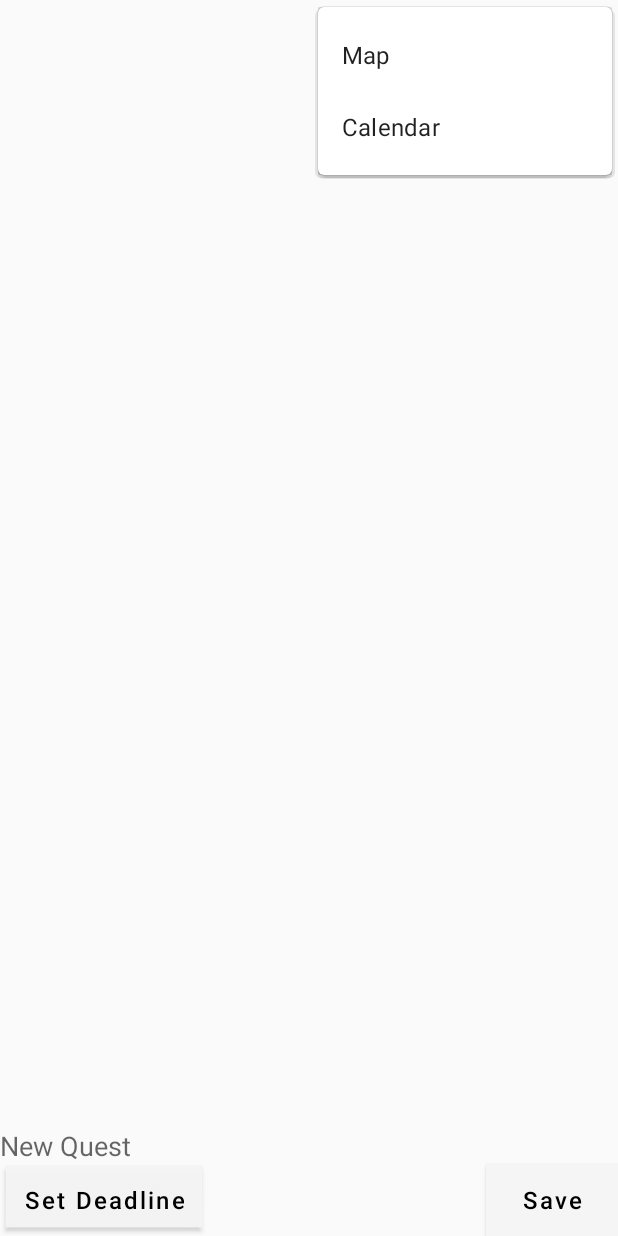
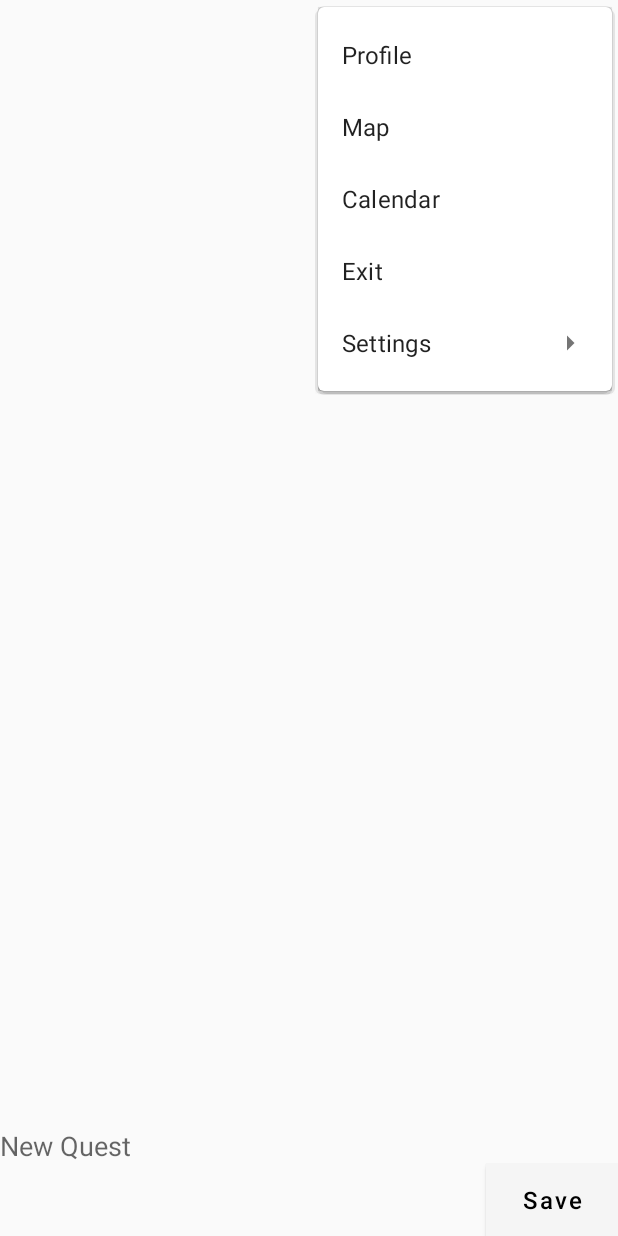
Before and after one commit to MarkYuriPG/QuestListApp, an Android app: the fragment AddNewTask placed in its activity, with the options menu open, on a phone screen of 412 x 824 dp. Run offline under Robolectric (Android 15) with nearby library versions, the light colour scheme and no system bars.

Commit message:
Implement profile and add more menu items

```diff
--- a/app/src/main/java/com/example/questlistapp/Model/ToDoModel.java
+++ b/app/src/main/java/com/example/questlistapp/Model/ToDoModel.java
@@ -8,7 +8,7 @@ import java.util.Locale;
 public class ToDoModel {
 
     private int id, status;
-    private String todo;
+    private String title, todo;
 
     private Date deadline;
 
--- /dev/null
+++ b/app/src/main/res/drawable/baseline_person_24.xml
@@ -0,0 +1,5 @@
+<vector android:height="500dp" android:tint="#000000"
+    android:viewportHeight="24" android:viewportWidth="24"
+    android:width="500dp" xmlns:android="http://schemas.android.com/apk/res/android">
+    <path android:fillColor="@android:color/white" android:pathData="M12,12c2.21,0 4,-1.79 4,-4s-1.79,-4 -4,-4 -4,1.79 -4,4 1.79,4 4,4zM12,14c-2.67,0 -8,1.34 -8,4v2h16v-2c0,-2.66 -5.33,-4 -8,-4z"/>
+</vector>
--- /dev/null
+++ b/app/src/main/res/drawable/ic_settings.xml
@@ -0,0 +1,5 @@
+<vector android:height="24dp" android:tint="#000000"
+    android:viewportHeight="24" android:viewportWidth="24"
+    android:width="24dp" xmlns:android="http://schemas.android.com/apk/res/android">
+    <path android:fillColor="@android:color/white" android:pathData="M19.14,12.94c0.04,-0.3 0.06,-0.61 0.06,-0.94c0,-0.32 -0.02,-0.64 -0.07,-0.94l2.03,-1.58c0.18,-0.14 0.23,-0.41 0.12,-0.61l-1.92,-3.32c-0.12,-0.22 -0.37,-0.29 -0.59,-0.22l-2.39,0.96c-0.5,-0.38 -1.03,-0.7 -1.62,-0.94L14.4,2.81c-0.04,-0.24 -0.24,-0.41 -0.48,-0.41h-3.84c-0.24,0 -0.43,0.17 -0.47,0.41L9.25,5.35C8.66,5.59 8.12,5.92 7.63,6.29L5.24,5.33c-0.22,-0.08 -0.47,0 -0.59,0.22L2.74,8.87C2.62,9.08 2.66,9.34 2.86,9.48l2.03,1.58C4.84,11.36 4.8,11.69 4.8,12s0.02,0.64 0.07,0.94l-2.03,1.58c-0.18,0.14 -0.23,0.41 -0.12,0.61l1.92,3.32c0.12,0.22 0.37,0.29 0.59,0.22l2.39,-0.96c0.5,0.38 1.03,0.7 1.62,0.94l0.36,2.54c0.05,0.24 0.24,0.41 0.48,0.41h3.84c0.24,0 0.44,-0.17 0.47,-0.41l0.36,-2.54c0.59,-0.24 1.13,-0.56 1.62,-0.94l2.39,0.96c0.22,0.08 0.47,0 0.59,-0.22l1.92,-3.32c0.12,-0.22 0.07,-0.47 -0.12,-0.61L19.14,12.94zM12,15.6c-1.98,0 -3.6,-1.62 -3.6,-3.6s1.62,-3.6 3.6,-3.6s3.6,1.62 3.6,3.6S13.98,15.6 12,15.6z"/>
+</vector>
--- a/app/src/main/res/layout/new_todo.xml
+++ b/app/src/main/res/layout/new_todo.xml
@@ -2,7 +2,7 @@
     xmlns:android="http://schemas.android.com/apk/res/android"
     xmlns:tools="http://schemas.android.com/tools"
     android:layout_width="match_parent"
-    android:layout_height="wrap_content"
+    android:layout_height="match_parent"
     android:backgroundTint="@color/pastel_yellow"
     >
 
@@ -28,16 +28,5 @@
         android:textColor="@android:color/black"
         />
 
-    <Button
-        android:id="@+id/newQuestDeadlineButton"
-        android:layout_width="wrap_content"
-        android:layout_height="wrap_content"
-        android:layout_gravity="center_horizontal"
-        android:layout_below="@+id/newQuestText"
-        android:background="@android:drawable/btn_default"
-        android:text="Set Deadline"
-        android:textAllCaps="false"
-        android:textColor="@color/black"
-        android:textSize="16sp" />
 
 </RelativeLayout>
--- a/app/src/main/res/menu/menu.xml
+++ b/app/src/main/res/menu/menu.xml
@@ -1,5 +1,9 @@
 <?xml version="1.0" encoding="utf-8"?>
 <menu xmlns:android="http://schemas.android.com/apk/res/android">
+
+    <item
+        android:id="@+id/Profile"
+        android:title="Profile" />
 
     <item
         android:id="@+id/MapItem"
@@ -8,4 +12,28 @@
     <item
         android:id="@+id/CalendarItem"
         android:title="Calendar" />
+
+    <item
+        android:id="@+id/Settings"
+        android:title="Settings"
+        android:icon="@drawable/ic_settings"
+        android:orderInCategory="100"
+        >
+
+        <menu>
+            <item
+                android:id="@+id/darkmode"
+                android:title="darkmode"/>
+
+            <item
+                android:id="@+id/darkmodee"
+                android:title="darkmodee"/>
+        </menu>
+
+    </item>
+
+    <item
+        android:id="@+id/Exit"
+        android:title="Exit" />
+
 </menu>
--- /dev/null
+++ b/app/src/main/res/values-land/dimens.xml
@@ -0,0 +1,3 @@
+<resources>
+    <dimen name="fab_margin">48dp</dimen>
+</resources>
--- /dev/null
+++ b/app/src/main/res/values-w1240dp/dimens.xml
@@ -0,0 +1,3 @@
+<resources>
+    <dimen name="fab_margin">200dp</dimen>
+</resources>
--- /dev/null
+++ b/app/src/main/res/values-w600dp/dimens.xml
@@ -0,0 +1,3 @@
+<resources>
+    <dimen name="fab_margin">48dp</dimen>
+</resources>
```
Also changed, not shown: app/build.gradle (+7 -0 lines), app/src/main/AndroidManifest.xml (+12 -1 lines), app/src/main/java/com/example/questlistapp/AddNewTask.java (+1 -52 lines), app/src/main/java/com/example/questlistapp/MainActivity.java (+15 -0 lines), app/src/main/java/com/example/questlistapp/ProfileView.java (added, +26 -0 lines), app/src/main/res/layout/activity_profile_view.xml (added, +81 -0 lines), app/src/main/res/navigation/mobile_navigation.xml (added, +25 -0 lines), app/src/main/res/values/dimens.xml (added, +8 -0 lines), app/src/main/res/values/strings.xml (+11 -0 lines), app/src/main/res/values/style.xml (+8 -0 lines), app/src/main/res/values/themes.xml (+9 -0 lines).
